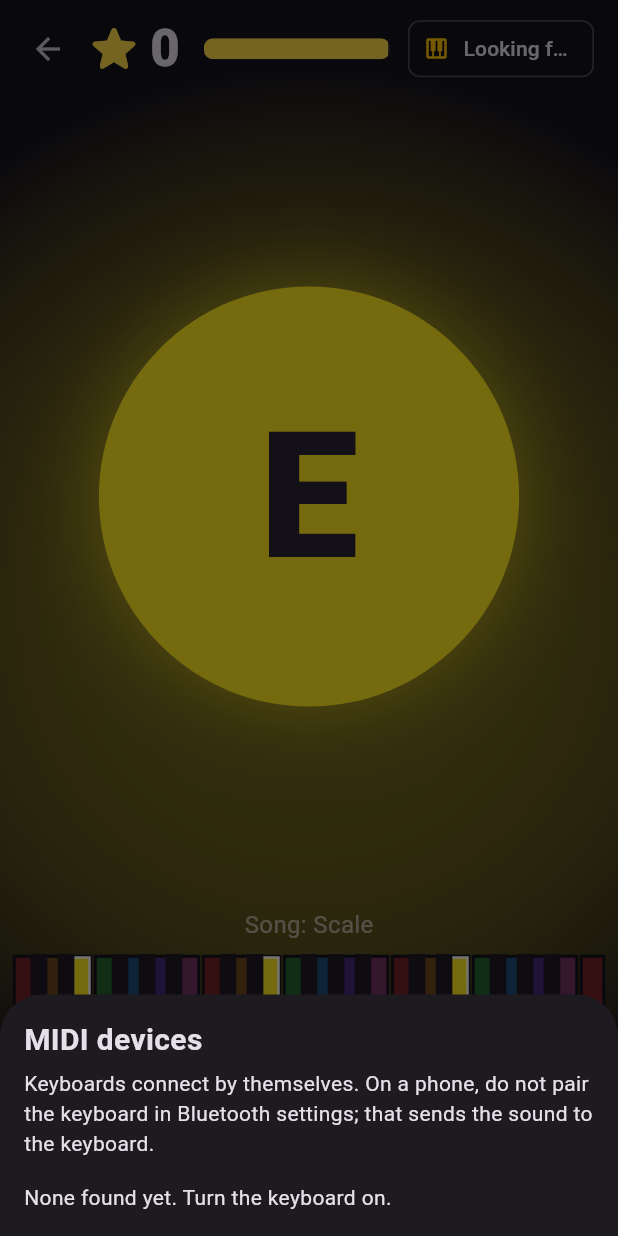
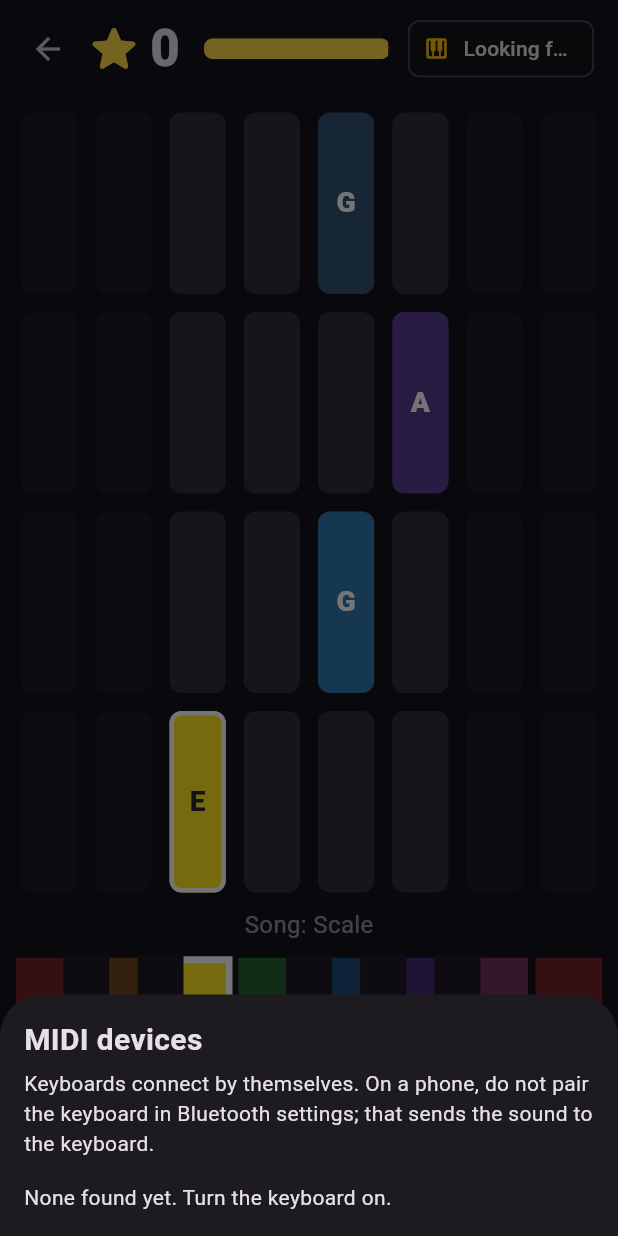
Before and after one commit to sampanes/midi-games, a Flutter app: the RushPage screen opened directly with empty values, after a tap on "Looking for keyboard...", on a phone screen of 412 x 824 dp. Run offline on Flutter 3.47's test engine with Material 3 defaults, Android fonts, the phone set to English and light mode, and no system bars; missing offline and left inert: flutter_midi_command, flutter_midi_command_ble, flutter_soloud.

Commit message:
Key Rush: Easy and Real modes with a board of upcoming keys
Easy uses only the four middle white keys of one octave, and the next key is
never more than two keys away; hits still play a song. Real plays a song's own
notes on their own keys. Tiles above the keyboard show the key to press now
and the next three, lined up with the keys.

```diff
--- a/apps/key_games/lib/games/difficulty.dart
+++ b/apps/key_games/lib/games/difficulty.dart
@@ -24,11 +24,14 @@ enum Difficulty {
 }
 
 // A difficulty picker for one game. Picking replaces the picker with the
-// game, so going back from the game returns to the game's menu.
+// game, so going back from the game returns to the game's menu. Only the
+// levels in [descriptions] are offered; [labels] renames a level for a game
+// whose levels are different ways to play (Key Rush: Easy and Real).
 Widget difficultyPage({
   required String title,
   required MidiInput midi,
   required Map<Difficulty, String> descriptions,
+  Map<Difficulty, String> labels = const {},
   required Widget Function(Difficulty difficulty) game,
 }) {
   return MenuPage(
@@ -36,8 +39,9 @@ Widget difficultyPage({
     midi: midi,
     items: [
       for (final d in Difficulty.values)
+        if (descriptions.containsKey(d))
           MenuItem(
-          title: d.label,
+            title: labels[d] ?? d.label,
             subtitle: '${d.ages}\n${descriptions[d] ?? ''}',
             icon: d.icon,
             colors: d.colors,
--- a/apps/key_games/lib/games/rush_page.dart
+++ b/apps/key_games/lib/games/rush_page.dart
@@ -1,14 +1,17 @@
-// Key Rush screen: 3-2-1, then one minute to hit as many target keys as
-// possible. Song smash: every hit plays the next note of a real song instead
-// of the key pressed, so a fast player hears the melody come out. A wrong key
-// plays itself and then the right note, and (above Easy) freezes scoring for
-// that moment. At the end: score, best score this session, and the song name.
+// Key Rush screen: 3-2-1, then one minute to hit as many keys as possible.
+// A board above the keyboard picture shows the key to press now (bottom row)
+// and the next ones above it, lined up with the keys, like the tiles on an
+// arcade piano. Each hit moves the tiles down a row.
 //
-// Difficulty: Easy glows the keys and never freezes; Medium freezes; Hard
-// uses all twelve notes on a plain keyboard (read the letter); Expert shows
-// the letter alone, with no color.
+// Easy shows one octave and uses only its four middle white keys; every hit
+// plays the next note of a song, whatever key was pressed, so the melody
+// comes out. A wrong key makes no sound and costs nothing.
+// Real plays a song's own notes on their own keys: each key sounds as
+// itself, and a wrong key plays itself and then the right note and freezes
+// scoring for that moment.
 //
-// Keys at the end: C plays again, E goes back to the menu.
+// At the end: score, best score this session, and the song name. Keys at
+// the end: C plays again, E goes back to the menu.
 
 import 'dart:async';
 import 'dart:math';
@@ -30,18 +33,16 @@ import 'difficulty.dart';
 import 'rush_rules.dart';
 
 const _background = Color(0xFF14111C);
-const _letterOnly = Color(0xFF4A4360);
 const _starGold = Color(0xFFFFD84A);
 const _countdownStepMs = 700;
 
 const rushLevels = {
-  Difficulty.easy: 'The keys glow, no penalty',
-  Difficulty.medium: 'Wrong keys freeze you',
-  Difficulty.hard: 'Read the letter, black keys too',
-  Difficulty.expert: 'Letter only, no colors',
+  Difficulty.easy: 'Four keys in the middle; a song plays as you hit them',
+  Difficulty.medium: "A song's real notes on the real keys",
 };
+const rushLabels = {Difficulty.medium: 'Real'};
 
-// Best score per difficulty, for this session.
+// Best score per level, for this session.
 final Map<Difficulty, int> _best = {};
 
 enum _Phase { countdown, playing, done }
@@ -58,6 +59,8 @@ class RushPage extends StatefulWidget {
 
   final Synth synth;
   final MidiInput midi;
+
+  // Easy, or anything else for Real.
   final Difficulty difficulty;
 
   // Fixed in tests.
@@ -71,9 +74,9 @@ class RushPage extends StatefulWidget {
 class _RushPageState extends State<RushPage> with TickerProviderStateMixin {
   late final Random _random = widget.random ?? Random();
   final GlobalKey<SparksState> _sparksKey = GlobalKey();
-  final GlobalKey _circleKey = GlobalKey();
-  late final AnimationController _pulse =
-      AnimationController(vsync: this, duration: const Duration(milliseconds: 220));
+  final GlobalKey _boardKey = GlobalKey();
+  late final AnimationController _slide =
+      AnimationController(vsync: this, duration: const Duration(milliseconds: 140), value: 1);
   late final AnimationController _shake =
       AnimationController(vsync: this, duration: const Duration(milliseconds: 420));
   late final MissEcho _echo = MissEcho(widget.synth);
@@ -81,7 +84,8 @@ class _RushPageState extends State<RushPage> with TickerProviderStateMixin {
   StreamSubscription<NoteEvent>? _noteSub;
   Timer? _clock;
 
-  late RushState _state = RushState.start(_random, _choices);
+  RushState _state = const RushState(upcoming: []);
+  RushFeed _feed = SongRushFeed(const [60]);
   _Phase _phase = _Phase.countdown;
   int _count = 3;
   bool _canPick = false;
@@ -94,11 +98,16 @@ class _RushPageState extends State<RushPage> with TickerProviderStateMixin {
   int _songIndex = 0;
 
   Difficulty get _level => widget.difficulty;
-  bool get _glow => !_level.atLeast(Difficulty.hard);
-  bool get _plain => _level.atLeast(Difficulty.hard);
-  bool get _colored => _level != Difficulty.expert;
-  bool get _freeze => _level != Difficulty.easy;
-  List<int> get _choices => _plain ? allPitchClasses : whitePitchClasses;
+  bool get _real => _level != Difficulty.easy;
+
+  // Real: the keyboard's octave buttons move everything by whole octaves.
+  int get _shift => _real ? _base - 48 : 0;
+
+  ({int low, int high}) get _span {
+    if (!_real) return (low: rushEasyLow, high: rushEasyHigh);
+    final notes = _song.notes.map((n) => n.note);
+    return whiteSpan(notes.reduce(min) + _shift, notes.reduce(max) + _shift);
+  }
 
   @override
   void initState() {
@@ -129,7 +138,7 @@ class _RushPageState extends State<RushPage> with TickerProviderStateMixin {
     for (final note in _held) {
       widget.synth.noteOff(note);
     }
-    _pulse.dispose();
+    _slide.dispose();
     _shake.dispose();
     super.dispose();
   }
@@ -145,7 +154,7 @@ class _RushPageState extends State<RushPage> with TickerProviderStateMixin {
   void _resetRound() {
     _clock?.cancel();
     _echo.cancel();
-    _state = RushState.start(_random, _choices);
+    _state = const RushState(upcoming: []);
     _phase = _Phase.countdown;
     _count = 3;
     _canPick = false;
@@ -175,6 +184,10 @@ class _RushPageState extends State<RushPage> with TickerProviderStateMixin {
       _phase = _Phase.playing;
       // Picked now, not at the start, so the songs have finished loading.
       _song = _songs.isEmpty ? scaleSong : _songs[_random.nextInt(_songs.length)];
+      _feed = _real
+          ? SongRushFeed([for (final n in _song.notes) n.note])
+          : EasyRushFeed(_random);
+      _state = RushState.start(_feed);
     });
     _clock = Timer.periodic(const Duration(milliseconds: rushTickMs), (_) {
       if (!mounted) return;
@@ -206,36 +219,42 @@ class _RushPageState extends State<RushPage> with TickerProviderStateMixin {
     }
     setState(() {
       _held.add(event.note);
-      _base = fitBase(_base, event.note);
+      if (_real) _base = fitBase(_base, event.note);
     });
     if (_phase != _Phase.playing) {
       widget.synth.noteOn(event.note, event.velocity);
       return;
     }
     final target = _state.target;
-    final step = pressRush(_state, event.note, _random, _choices, freeze: _freeze);
+    final step = pressRush(_state, event.note - _shift, _feed, exact: _real, freeze: _real);
     setState(() => _state = step.state);
     switch (step.result) {
       case RushResult.hit:
         _echo.cancel();
-        _smash();
-        _pulse.forward(from: 0);
+        if (_real) {
+          widget.synth.noteOn(event.note, event.velocity);
+        } else {
+          _smash();
+        }
+        _slide.forward(from: 0);
         _sparksKey.currentState?.burst(
-          _circleCenter(),
-          [_colored ? Color(pitchClasses[target].argb) : Colors.white, _starGold],
+          _tileCenter(target + _shift),
+          [Color(pitchClasses[pitchClass(target)].argb), _starGold],
           count: 16,
           speed: 380,
         );
       case RushResult.miss:
-        widget.synth.noteOn(event.note, event.velocity);
         _shake.forward(from: 0);
-        _echo.play(event.note, nearestOfClass(event.note, target));
+        if (_real) {
+          widget.synth.noteOn(event.note, event.velocity);
+          _echo.play(event.note, target + _shift);
+        }
       case RushResult.frozen || RushResult.over:
-        widget.synth.noteOn(event.note, event.velocity);
+        if (_real) widget.synth.noteOn(event.note, event.velocity);
     }
   }
 
-  // Song smash: the next note of the song instead of the key pressed.
+  // Easy: the next note of the song instead of the key pressed.
   void _smash() {
     final notes = _song.notes;
     final n = notes[_songIndex % notes.length];
@@ -243,19 +262,27 @@ class _RushPageState extends State<RushPage> with TickerProviderStateMixin {
     widget.synth.blip(n.note, velocity: 100, lengthMs: n.lengthMs.clamp(150, 700));
   }
 
-  Offset _circleCenter() {
-    final circle = _circleKey.currentContext?.findRenderObject() as RenderBox?;
+  // Middle of the bottom-row tile for [note], in the sparks' coordinates.
+  Offset _tileCenter(int note) {
+    final board = _boardKey.currentContext?.findRenderObject() as RenderBox?;
     final sparks = _sparksKey.currentContext?.findRenderObject() as RenderBox?;
-    if (circle == null || sparks == null) return Offset.zero;
-    final global = circle.localToGlobal(circle.size.center(Offset.zero));
-    return sparks.globalToLocal(global);
+    if (board == null || sparks == null) return Offset.zero;
+    final span = _span;
+    final column = keyColumn(span.low, span.high, board.size.width, note);
+    final rowHeight = board.size.height / rushRows;
+    final local = Offset(column.left + column.width / 2, board.size.height - rowHeight / 2);
+    return sparks.globalToLocal(board.localToGlobal(local));
   }
+
+  // Easy shows one octave, so a key pressed in another octave lights its
+  // twin there.
+  Set<int> get _shownHeld =>
+      _real ? _held : {for (final note in _held) rushEasyLow + pitchClass(note)};
 
   @override
   Widget build(BuildContext context) {
-    final target = pitchClasses[_state.target];
-    final color = _colored ? Color(target.argb) : _letterOnly;
     final playing = _phase == _Phase.playing;
+    final span = _span;
     return Scaffold(
       backgroundColor: _background,
       body: KeyNav(
@@ -266,18 +293,6 @@ class _RushPageState extends State<RushPage> with TickerProviderStateMixin {
         child: Stack(
           fit: StackFit.expand,
           children: [
-            AnimatedContainer(
-              duration: const Duration(milliseconds: 200),
-              decoration: BoxDecoration(
-                gradient: RadialGradient(
-                  colors: [
-                    (playing ? color : _letterOnly).withValues(alpha: _state.frozen ? 0.1 : 0.3),
-                    _background,
-                  ],
-                  radius: 0.9,
-                ),
-              ),
-            ),
             SafeArea(
               child: Column(
                 children: [
@@ -308,13 +323,18 @@ class _RushPageState extends State<RushPage> with TickerProviderStateMixin {
                     ),
                   ),
                   Expanded(
-                    child: Center(
-                      child: switch (_phase) {
-                        _Phase.countdown => _buildCountdown(),
-                        _Phase.playing => _buildCircle(target, color),
-                        _Phase.done => _buildEnd(),
-                      },
-                    ),
+                    child: _phase == _Phase.done
+                        ? Center(child: _buildEnd())
+                        : Padding(
+                            padding: const EdgeInsets.fromLTRB(8, 12, 8, 4),
+                            child: Stack(
+                              fit: StackFit.expand,
+                              children: [
+                                _buildBoard(span, playing),
+                                if (_phase == _Phase.countdown) Center(child: _buildCountdown()),
+                              ],
+                            ),
+                          ),
                   ),
                   Text(
                     _phase == _Phase.countdown ? 'Get ready!' : 'Song: ${_song.title}',
@@ -330,9 +350,9 @@ class _RushPageState extends State<RushPage> with TickerProviderStateMixin {
                         height: min(180, MediaQuery.sizeOf(context).height * 0.24),
                         child: PianoStrip(
                           base: _base,
-                          target: playing && _glow && !_state.frozen ? _state.target : null,
-                          plain: _plain,
-                          held: _held,
+                          span: span,
+                          targetNote: playing && !_state.frozen ? _state.target + _shift : null,
+                          held: _shownHeld,
                           onNoteOn: (note) => _onNote(NoteEvent(note, 100, on: true)),
                           onNoteOff: (note) => _onNote(NoteEvent(note, 0, on: false)),
                         ),
@@ -348,6 +368,29 @@ class _RushPageState extends State<RushPage> with TickerProviderStateMixin {
     );
   }
 
+  Widget _buildBoard(({int low, int high}) span, bool playing) {
+    return AnimatedBuilder(
+      animation: Listenable.merge([_slide, _shake]),
+      builder: (context, _) {
+        final s = _shake.value;
+        return Transform.translate(
+          offset: Offset(sin(s * pi * 6) * 18 * (1 - s), 0),
+          child: CustomPaint(
+            key: _boardKey,
+            size: Size.infinite,
+            painter: _BoardPainter(
+              span: span,
+              notes: playing ? [for (final n in _state.upcoming) n + _shift] : const [],
+              lanes: _real ? null : rushEasyKeys,
+              slide: Curves.easeOut.transform(_slide.value),
+              frozen: _state.frozen,
+            ),
+          ),
+        );
+      },
+    );
+  }
+
   Widget _buildCountdown() {
     return TweenAnimationBuilder<double>(
       key: ValueKey(_count),
@@ -358,54 +401,6 @@ class _RushPageState extends State<RushPage> with TickerProviderStateMixin {
         '$_count',
         style: const TextStyle(fontSize: 160, fontWeight: FontWeight.w900, color: _starGold),
       ),
-    );
-  }
-
-  Widget _buildCircle(PitchClassInfo target, Color color) {
-    final dark = _colored && color.computeLuminance() > 0.5;
-    return LayoutBuilder(
-      builder: (context, constraints) {
-        final diameter = min(constraints.maxWidth, constraints.maxHeight) * 0.68;
-        return AnimatedBuilder(
-          animation: Listenable.merge([_pulse, _shake]),
-          builder: (context, child) {
-            final p = _pulse.value;
-            final s = _shake.value;
-            return Transform.translate(
-              offset: Offset(sin(s * pi * 6) * 22 * (1 - s), 0),
-              child: Transform.scale(scale: 1 + 0.12 * sin(p * pi), child: child),
-            );
-          },
-          child: Opacity(
-            opacity: _state.frozen ? 0.35 : 1,
-            child: Container(
-              key: _circleKey,
-              width: diameter,
-              height: diameter,
-              alignment: Alignment.center,
-              decoration: BoxDecoration(
-                color: color,
-                shape: BoxShape.circle,
-                boxShadow: [BoxShadow(color: color.withValues(alpha: 0.6), blurRadius: 50)],
-              ),
-              child: FittedBox(
-                fit: BoxFit.scaleDown,
-                child: Padding(
-                  padding: EdgeInsets.all(diameter * 0.12),
-                  child: Text(
-                    _state.frozen ? 'Oops!' : target.name,
-                    style: TextStyle(
-                      fontSize: diameter * (_state.frozen ? 0.2 : 0.42),
-                      fontWeight: FontWeight.w900,
-                      color: dark ? const Color(0xFF2A2233) : Colors.white,
-                    ),
-                  ),
-                ),
-              ),
-            ),
-          ),
-        );
-      },
     );
   }
 
@@ -425,7 +420,7 @@ class _RushPageState extends State<RushPage> with TickerProviderStateMixin {
             style: const TextStyle(fontSize: 22, color: Colors.white70),
           ),
           const SizedBox(height: 4),
-          Text('You smashed out ${_song.title}!',
+          Text(_real ? 'You played ${_song.title}!' : 'You smashed out ${_song.title}!',
               textAlign: TextAlign.center, style: const TextStyle(fontSize: 18, color: Colors.white70)),
           const SizedBox(height: 20),
           Wrap(
@@ -450,3 +445,83 @@ class _RushPageState extends State<RushPage> with TickerProviderStateMixin {
     );
   }
 }
+
+// The tile board: a grid of dim cells over the white keys, and a lit tile
+// for each upcoming key (bottom row = press now). [slide] runs 0 to 1 after
+// a hit, moving the tiles down from the row they were on.
+class _BoardPainter extends CustomPainter {
+  _BoardPainter({
+    required this.span,
+    required this.notes,
+    required this.lanes,
+    required this.slide,
+    required this.frozen,
+  });
+
+  final ({int low, int high}) span;
+  final List<int> notes;
+
+  // Keys whose columns are a little lighter (Easy's four keys); null for all.
+  final List<int>? lanes;
+  final double slide;
+  final bool frozen;
+
+  @override
+  void paint(Canvas canvas, Size size) {
+    canvas.clipRect(Offset.zero & size);
+    final rowHeight = size.height / rushRows;
+    final gap = min(6.0, rowHeight * 0.06);
+    final fill = Paint();
+    for (var note = span.low; note <= span.high; note++) {
+      if (!pitchClasses[pitchClass(note)].white) continue;
+      final column = keyColumn(span.low, span.high, size.width, note);
+      final lane = lanes == null || lanes!.contains(note);
+      fill.color = lane ? const Color(0x1FFFFFFF) : const Color(0x0AFFFFFF);
+      for (var row = 0; row < rushRows; row++) {
+        final rect = Rect.fromLTWH(column.left, row * rowHeight, column.width, rowHeight);
+        canvas.drawRRect(RRect.fromRectAndRadius(rect.deflate(gap), const Radius.circular(8)), fill);
+      }
+    }
+
+    for (var row = notes.length - 1; row >= 0; row--) {
+      final note = notes[row];
+      if (note < span.low || note > span.high) continue;
+      final info = pitchClasses[pitchClass(note)];
+      final column = keyColumn(span.low, span.high, size.width, note);
+      final top = size.height - (row + 1 + (1 - slide)) * rowHeight;
+      final rect = Rect.fromLTWH(column.left, top, column.width, rowHeight).deflate(gap);
+      final now = row == 0;
+      final color = Color(info.argb).withValues(alpha: frozen ? 0.3 : (now ? 1 : 0.75 - 0.15 * row));
+      fill.color = color;
+      final tile = RRect.fromRectAndRadius(rect, const Radius.circular(8));
+      canvas.drawRRect(tile, fill);
+      if (now && !frozen) {
+        canvas.drawRRect(
+          tile.deflate(1.5),
+          Paint()
+            ..style = PaintingStyle.stroke
+            ..strokeWidth = 3
+            ..color = Colors.white,
+        );
+      }
+      final dark = Color(info.argb).computeLuminance() > 0.5;
+      final text = TextPainter(
+        text: TextSpan(
+          text: info.name,
+          style: TextStyle(
+            // Two letters (F#) on a narrow black-key tile need a smaller size.
+            fontSize: min(rect.width * (info.name.length > 1 ? 0.34 : 0.5), rect.height * 0.45),
+            fontWeight: FontWeight.w900,
+            color: (dark ? const Color(0xFF2A2233) : Colors.white)
+                .withValues(alpha: frozen ? 0.4 : 1),
+          ),
+        ),
+        textDirection: TextDirection.ltr,
+      )..layout();
+      text.paint(canvas, rect.center - Offset(text.width / 2, text.height / 2));
+    }
+  }
+
+  @override
+  bool shouldRepaint(_BoardPainter old) => true;
+}
--- a/apps/key_games/lib/games/rush_rules.dart
+++ b/apps/key_games/lib/games/rush_rules.dart
@@ -1,8 +1,17 @@
 // Pure rules for "Key Rush", after the arcade piano games: one minute to hit
-// as many target keys as possible. The target jumps after every hit. A wrong
-// key freezes scoring for a moment while the clock keeps running (the game
-// uses that moment to play the wrong note and then the right one). Time is
-// counted in ticks so the rules are exact in tests.
+// as many keys as possible. A board above the keys shows the next few keys
+// to press, like the falling tiles on an arcade piano.
+//
+// Two ways to play:
+// - Easy: four white keys in the middle of one octave (E F G A above middle
+//   C), any octave counts, and the next key is never more than two keys
+//   away. The hits play a song, whatever key was pressed.
+// - Real: the keys are the real notes of a song, in order, octave included,
+//   and each key sounds as itself. A wrong key freezes scoring for a moment
+//   while the clock keeps running (the game uses that moment to play the
+//   wrong note and then the right one).
+//
+// Time is counted in ticks so the rules are exact in tests.
 
 import 'dart:math';
 
@@ -12,21 +21,71 @@ const rushTickMs = 100;
 const rushGameMs = 60000;
 const rushFreezeMs = 1600;
 
+// Rows on the board: the key to press now plus the ones after it.
+const rushRows = 4;
+
+// Easy: the one octave shown, and the four keys in its middle.
+const rushEasyLow = 60;
+const rushEasyHigh = 72;
+const rushEasyKeys = [64, 65, 67, 69];
+
+// How far (in keys of rushEasyKeys) the next Easy key may be from the last.
+const rushEasyMaxStep = 2;
+
 enum RushResult { hit, miss, frozen, over }
+
+// Where the keys to press come from.
+abstract class RushFeed {
+  int next(int? last);
+}
+
+// Easy: a short walk over rushEasyKeys, never the same key twice in a row.
+class EasyRushFeed implements RushFeed {
+  EasyRushFeed(this.random);
+
+  final Random random;
+
+  @override
+  int next(int? last) {
+    final at = last == null ? -1 : rushEasyKeys.indexOf(last);
+    final from = [
+      for (var i = 0; i < rushEasyKeys.length; i++)
+        if (at < 0 || (i != at && (i - at).abs() <= rushEasyMaxStep)) rushEasyKeys[i],
+    ];
+    return from[random.nextInt(from.length)];
+  }
+}
+
+// Real: a song's notes in order, starting over at the end.
+class SongRushFeed implements RushFeed {
+  SongRushFeed(this.notes);
+
+  final List<int> notes;
+  int _index = 0;
+
+  @override
+  int next(int? last) => notes[_index++ % notes.length];
+}
 
 class RushState {
   const RushState({
-    required this.target,
+    required this.upcoming,
     this.score = 0,
     this.misses = 0,
     this.elapsedMs = 0,
     this.frozenMs = 0,
   });
 
-  factory RushState.start(Random random, List<int> choices) =>
-      RushState(target: pickNextTarget(null, random, choices));
+  factory RushState.start(RushFeed feed) {
+    final upcoming = <int>[];
+    for (var i = 0; i < rushRows; i++) {
+      upcoming.add(feed.next(upcoming.isEmpty ? null : upcoming.last));
+    }
+    return RushState(upcoming: upcoming);
+  }
 
-  final int target;
+  // The key to press now, then the next ones (rushRows of them).
+  final List<int> upcoming;
   final int score;
   final int misses;
   final int elapsedMs;
@@ -34,13 +93,20 @@ class RushState {
   // Time left in the current freeze.
   final int frozenMs;
 
+  int get target => upcoming.first;
   bool get over => elapsedMs >= rushGameMs;
   bool get frozen => frozenMs > 0;
   double get timeLeft => max(0, 1 - elapsedMs / rushGameMs);
 
-  RushState copyWith({int? target, int? score, int? misses, int? elapsedMs, int? frozenMs}) =>
+  RushState copyWith({
+    List<int>? upcoming,
+    int? score,
+    int? misses,
+    int? elapsedMs,
+    int? frozenMs,
+  }) =>
       RushState(
-        target: target ?? this.target,
+        upcoming: upcoming ?? this.upcoming,
         score: score ?? this.score,
         misses: misses ?? this.misses,
         elapsedMs: elapsedMs ?? this.elapsedMs,
@@ -53,26 +119,29 @@ RushState rushTick(RushState state) => state.copyWith(
       frozenMs: max(0, state.frozenMs - rushTickMs),
     );
 
-// Any octave counts. [freeze] is off on the easiest level.
+// [exact] needs the very key (Real); otherwise any octave counts (Easy).
+// [freeze] stops scoring for a moment after a wrong key.
 ({RushState state, RushResult result}) pressRush(
   RushState state,
   int note,
-  Random random,
-  List<int> choices, {
-  bool freeze = true,
+  RushFeed feed, {
+  bool exact = false,
+  bool freeze = false,
 }) {
   if (state.over) return (state: state, result: RushResult.over);
   if (state.frozen) return (state: state, result: RushResult.frozen);
-  if (pitchClass(note) != state.target) {
+  final right = exact ? note == state.target : pitchClass(note) == pitchClass(state.target);
+  if (!right) {
     return (
       state: state.copyWith(misses: state.misses + 1, frozenMs: freeze ? rushFreezeMs : 0),
       result: RushResult.miss,
     );
   }
+  final rest = state.upcoming.sublist(1);
   return (
     state: state.copyWith(
       score: state.score + 1,
-      target: pickNextTarget(state.target, random, choices),
+      upcoming: [...rest, feed.next(rest.isEmpty ? state.target : rest.last)],
     ),
     result: RushResult.hit,
   );
--- a/apps/key_games/lib/home_page.dart
+++ b/apps/key_games/lib/home_page.dart
@@ -34,8 +34,9 @@ class HomePage extends StatelessWidget {
     IconData icon,
     List<Color> colors,
     Map<Difficulty, String> levels,
-    Widget Function(Difficulty difficulty) game,
-  ) {
+    Widget Function(Difficulty difficulty) game, {
+    Map<Difficulty, String> labels = const {},
+  }) {
     return MenuItem(
       title: title,
       subtitle: subtitle,
@@ -43,7 +44,13 @@ class HomePage extends StatelessWidget {
       colors: colors,
       onPick: (context) => _go(
         context,
-        difficultyPage(title: title, midi: midi, descriptions: levels, game: game),
+        difficultyPage(
+          title: title,
+          midi: midi,
+          descriptions: levels,
+          labels: labels,
+          game: game,
+        ),
       ),
     );
   }
@@ -128,6 +135,7 @@ class HomePage extends StatelessWidget {
       const [Color(0xFFFFD84A), Color(0xFFFF6A2B), Color(0xFFFF3B3B)],
       rushLevels,
       (d) => RushPage(synth: synth, midi: midi, difficulty: d),
+      labels: rushLabels,
     );
     final runner = _game(
       'Key Runner',
--- a/apps/key_games/lib/widgets/piano_strip.dart
+++ b/apps/key_games/lib/widgets/piano_strip.dart
@@ -35,6 +35,18 @@ int fitBase(int base, int note) {
     high++;
   }
   return (low: low, high: high);
+}
+
+// Where [note]'s key sits across a strip [width] wide showing [low]..[high]
+// (from [whiteSpan]), so things drawn above the strip line up with its keys.
+({double left, double width}) keyColumn(int low, int high, double width, int note) {
+  final layout = _PianoLayout(low, high, Size(width, 1));
+  if (pitchClasses[pitchClass(note)].white) {
+    final rect = layout.whiteRect(layout.whites.indexOf(note));
+    return (left: rect.left, width: rect.width);
+  }
+  final rect = layout.blackRect(note);
+  return (left: rect.left, width: rect.width);
 }
 
 class PianoStrip extends StatefulWidget {
```
Also changed, not shown: 2 other files. Lines whose indentation alone changed are shown as unchanged.
